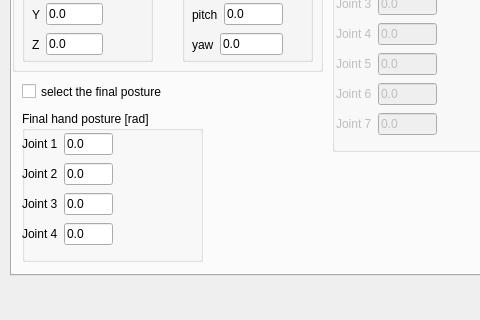
First picture: the form in ui/rrtdialog.ui, repository zohannn/motion_manager, before the edit; both pictures show x 0 to 480 and y 125 to 445 of the 861 by 445 pixel window.
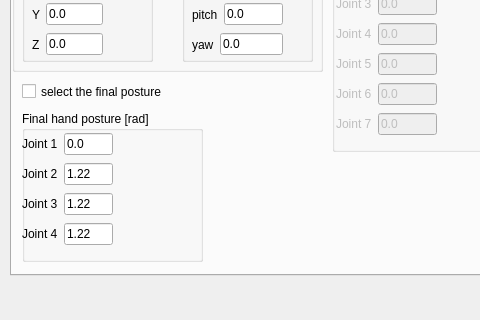
Second picture: the form after the edit. The open tabs and pages were chosen to show the change.

Patch:
```diff
--- a/ui/rrtdialog.ui
+++ b/ui/rrtdialog.ui
@@ -1366,7 +1366,7 @@
          <item>
           <widget class="QLineEdit" name="lineEdit_final_hand_2">
            <property name="text">
-            <string>0.0</string>
+            <string>1.22</string>
            </property>
           </widget>
          </item>
@@ -1384,7 +1384,7 @@
          <item>
           <widget class="QLineEdit" name="lineEdit_final_hand_3">
            <property name="text">
-            <string>0.0</string>
+            <string>1.22</string>
            </property>
           </widget>
          </item>
@@ -1402,7 +1402,7 @@
          <item>
           <widget class="QLineEdit" name="lineEdit_final_hand_4">
            <property name="text">
-            <string>0.0</string>
+            <string>1.22</string>
            </property>
           </widget>
          </item>
```
